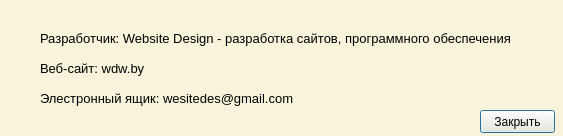
Qt form untitled/about.ui (Constantine1991/wall) before a commit.
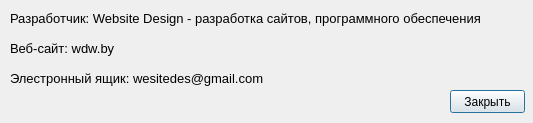
The same form after that commit. Icons and pictures are not drawn.

```diff
--- a/untitled/about.ui
+++ b/untitled/about.ui
@@ -6,437 +6,66 @@
    <rect>
     <x>0</x>
     <y>0</y>
-    <width>563</width>
-    <height>136</height>
+    <width>533</width>
+    <height>123</height>
    </rect>
   </property>
-  <property name="palette">
-   <palette>
-    <active>
-     <colorrole role="WindowText">
-      <brush brushstyle="SolidPattern">
-       <color alpha="255">
-        <red>0</red>
-        <green>0</green>
-        <blue>0</blue>
-       </color>
-      </brush>
-     </colorrole>
-     <colorrole role="Button">
-      <brush brushstyle="SolidPattern">
-       <color alpha="255">
-        <red>248</red>
-        <green>244</green>
-        <blue>219</blue>
-       </color>
-      </brush>
-     </colorrole>
-     <colorrole role="Light">
-      <brush brushstyle="SolidPattern">
-       <color alpha="255">
-        <red>255</red>
-        <green>255</green>
-        <blue>255</blue>
-       </color>
-      </brush>
-     </colorrole>
-     <colorrole role="Midlight">
-      <brush brushstyle="SolidPattern">
-       <color alpha="255">
-        <red>251</red>
-        <green>249</green>
-        <blue>237</blue>
-       </color>
-      </brush>
-     </colorrole>
-     <colorrole role="Dark">
-      <brush brushstyle="SolidPattern">
-       <color alpha="255">
-        <red>124</red>
-        <green>122</green>
-        <blue>109</blue>
-       </color>
-      </brush>
-     </colorrole>
-     <colorrole role="Mid">
-      <brush brushstyle="SolidPattern">
-       <color alpha="255">
-        <red>165</red>
-        <green>163</green>
-        <blue>146</blue>
-       </color>
-      </brush>
-     </colorrole>
-     <colorrole role="Text">
-      <brush brushstyle="SolidPattern">
-       <color alpha="255">
-        <red>0</red>
-        <green>0</green>
-        <blue>0</blue>
-       </color>
-      </brush>
-     </colorrole>
-     <colorrole role="BrightText">
-      <brush brushstyle="SolidPattern">
-       <color alpha="255">
-        <red>255</red>
-        <green>255</green>
-        <blue>255</blue>
-       </color>
-      </brush>
-     </colorrole>
-     <colorrole role="ButtonText">
-      <brush brushstyle="SolidPattern">
-       <color alpha="255">
-        <red>0</red>
-        <green>0</green>
-        <blue>0</blue>
-       </color>
-      </brush>
-     </colorrole>
-     <colorrole role="Base">
-      <brush brushstyle="SolidPattern">
-       <color alpha="255">
-        <red>255</red>
-        <green>255</green>
-        <blue>255</blue>
-       </color>
-      </brush>
-     </colorrole>
-     <colorrole role="Window">
-      <brush brushstyle="SolidPattern">
-       <color alpha="255">
-        <red>248</red>
-        <green>244</green>
-        <blue>219</blue>
-       </color>
-      </brush>
-     </colorrole>
-     <colorrole role="Shadow">
-      <brush brushstyle="SolidPattern">
-       <color alpha="255">
-        <red>0</red>
-        <green>0</green>
-        <blue>0</blue>
-       </color>
-      </brush>
-     </colorrole>
-     <colorrole role="AlternateBase">
-      <brush brushstyle="SolidPattern">
-       <color alpha="255">
-        <red>251</red>
-        <green>249</green>
-        <blue>237</blue>
-       </color>
-      </brush>
-     </colorrole>
-     <colorrole role="ToolTipBase">
-      <brush brushstyle="SolidPattern">
-       <color alpha="255">
-        <red>255</red>
-        <green>255</green>
-        <blue>220</blue>
-       </color>
-      </brush>
-     </colorrole>
-     <colorrole role="ToolTipText">
-      <brush brushstyle="SolidPattern">
-       <color alpha="255">
-        <red>0</red>
-        <green>0</green>
-        <blue>0</blue>
-       </color>
-      </brush>
-     </colorrole>
-    </active>
-    <inactive>
-     <colorrole role="WindowText">
-      <brush brushstyle="SolidPattern">
-       <color alpha="255">
-        <red>0</red>
-        <green>0</green>
-        <blue>0</blue>
-       </color>
-      </brush>
-     </colorrole>
-     <colorrole role="Button">
-      <brush brushstyle="SolidPattern">
-       <color alpha="255">
-        <red>248</red>
-        <green>244</green>
-        <blue>219</blue>
-       </color>
-      </brush>
-     </colorrole>
-     <colorrole role="Light">
-      <brush brushstyle="SolidPattern">
-       <color alpha="255">
-        <red>255</red>
-        <green>255</green>
-        <blue>255</blue>
-       </color>
-      </brush>
-     </colorrole>
-     <colorrole role="Midlight">
-      <brush brushstyle="SolidPattern">
-       <color alpha="255">
-        <red>251</red>
-        <green>249</green>
-        <blue>237</blue>
-       </color>
-      </brush>
-     </colorrole>
-     <colorrole role="Dark">
-      <brush brushstyle="SolidPattern">
-       <color alpha="255">
-        <red>124</red>
-        <green>122</green>
-        <blue>109</blue>
-       </color>
-      </brush>
-     </colorrole>
-     <colorrole role="Mid">
-      <brush brushstyle="SolidPattern">
-       <color alpha="255">
-        <red>165</red>
-        <green>163</green>
-        <blue>146</blue>
-       </color>
-      </brush>
-     </colorrole>
-     <colorrole role="Text">
-      <brush brushstyle="SolidPattern">
-       <color alpha="255">
-        <red>0</red>
-        <green>0</green>
-        <blue>0</blue>
-       </color>
-      </brush>
-     </colorrole>
-     <colorrole role="BrightText">
-      <brush brushstyle="SolidPattern">
-       <color alpha="255">
-        <red>255</red>
-        <green>255</green>
-        <blue>255</blue>
-       </color>
-      </brush>
-     </colorrole>
-     <colorrole role="ButtonText">
-      <brush brushstyle="SolidPattern">
-       <color alpha="255">
-        <red>0</red>
-        <green>0</green>
-        <blue>0</blue>
-       </color>
-      </brush>
-     </colorrole>
-     <colorrole role="Base">
-      <brush brushstyle="SolidPattern">
-       <color alpha="255">
-        <red>255</red>
-        <green>255</green>
-        <blue>255</blue>
-       </color>
-      </brush>
-     </colorrole>
-     <colorrole role="Window">
-      <brush brushstyle="SolidPattern">
-       <color alpha="255">
-        <red>248</red>
-        <green>244</green>
-        <blue>219</blue>
-       </color>
-      </brush>
-     </colorrole>
-     <colorrole role="Shadow">
-      <brush brushstyle="SolidPattern">
-       <color alpha="255">
-        <red>0</red>
-        <green>0</green>
-        <blue>0</blue>
-       </color>
-      </brush>
-     </colorrole>
-     <colorrole role="AlternateBase">
-      <brush brushstyle="SolidPattern">
-       <color alpha="255">
-        <red>251</red>
-        <green>249</green>
-        <blue>237</blue>
-       </color>
-      </brush>
-     </colorrole>
-     <colorrole role="ToolTipBase">
-      <brush brushstyle="SolidPattern">
-       <color alpha="255">
-        <red>255</red>
-        <green>255</green>
-        <blue>220</blue>
-       </color>
-      </brush>
-     </colorrole>
-     <colorrole role="ToolTipText">
-      <brush brushstyle="SolidPattern">
-       <color alpha="255">
-        <red>0</red>
-        <green>0</green>
-        <blue>0</blue>
-       </color>
-      </brush>
-     </colorrole>
-    </inactive>
-    <disabled>
-     <colorrole role="WindowText">
-      <brush brushstyle="SolidPattern">
-       <color alpha="255">
-        <red>124</red>
-        <green>122</green>
-        <blue>109</blue>
-       </color>
-      </brush>
-     </colorrole>
-     <colorrole role="Button">
-      <brush brushstyle="SolidPattern">
-       <color alpha="255">
-        <red>248</red>
-        <green>244</green>
-        <blue>219</blue>
-       </color>
-      </brush>
-     </colorrole>
-     <colorrole role="Light">
-      <brush brushstyle="SolidPattern">
-       <color alpha="255">
-        <red>255</red>
-        <green>255</green>
-        <blue>255</blue>
-       </color>
-      </brush>
-     </colorrole>
-     <colorrole role="Midlight">
-      <brush brushstyle="SolidPattern">
-       <color alpha="255">
-        <red>251</red>
-        <green>249</green>
-        <blue>237</blue>
-       </color>
-      </brush>
-     </colorrole>
-     <colorrole role="Dark">
-      <brush brushstyle="SolidPattern">
-       <color alpha="255">
-        <red>124</red>
-        <green>122</green>
-        <blue>109</blue>
-       </color>
-      </brush>
-     </colorrole>
-     <colorrole role="Mid">
-      <brush brushstyle="SolidPattern">
-       <color alpha="255">
-        <red>165</red>
-        <green>163</green>
-        <blue>146</blue>
-       </color>
-      </brush>
-     </colorrole>
-     <colorrole role="Text">
-      <brush brushstyle="SolidPattern">
-       <color alpha="255">
-        <red>124</red>
-        <green>122</green>
-        <blue>109</blue>
-       </color>
-      </brush>
-     </colorrole>
-     <colorrole role="BrightText">
-      <brush brushstyle="SolidPattern">
-       <color alpha="255">
-        <red>255</red>
-        <green>255</green>
-        <blue>255</blue>
-       </color>
-      </brush>
-     </colorrole>
-     <colorrole role="ButtonText">
-      <brush brushstyle="SolidPattern">
-       <color alpha="255">
-        <red>124</red>
-        <green>122</green>
-        <blue>109</blue>
-       </color>
-      </brush>
-     </colorrole>
-     <colorrole role="Base">
-      <brush brushstyle="SolidPattern">
-       <color alpha="255">
-        <red>248</red>
-        <green>244</green>
-        <blue>219</blue>
-       </color>
-      </brush>
-     </colorrole>
-     <colorrole role="Window">
-      <brush brushstyle="SolidPattern">
-       <color alpha="255">
-        <red>248</red>
-        <green>244</green>
-        <blue>219</blue>
-       </color>
-      </brush>
-     </colorrole>
-     <colorrole role="Shadow">
-      <brush brushstyle="SolidPattern">
-       <color alpha="255">
-        <red>0</red>
-        <green>0</green>
-        <blue>0</blue>
-       </color>
-      </brush>
-     </colorrole>
-     <colorrole role="AlternateBase">
-      <brush brushstyle="SolidPattern">
-       <color alpha="255">
-        <red>248</red>
-        <green>244</green>
-        <blue>219</blue>
-       </color>
-      </brush>
-     </colorrole>
-     <colorrole role="ToolTipBase">
-      <brush brushstyle="SolidPattern">
-       <color alpha="255">
-        <red>255</red>
-        <green>255</green>
-        <blue>220</blue>
-       </color>
-      </brush>
-     </colorrole>
-     <colorrole role="ToolTipText">
-      <brush brushstyle="SolidPattern">
-       <color alpha="255">
-        <red>0</red>
-        <green>0</green>
-        <blue>0</blue>
-       </color>
-      </brush>
-     </colorrole>
-    </disabled>
-   </palette>
+  <property name="minimumSize">
+   <size>
+    <width>533</width>
+    <height>123</height>
+   </size>
+  </property>
+  <property name="maximumSize">
+   <size>
+    <width>533</width>
+    <height>123</height>
+   </size>
   </property>
   <property name="windowTitle">
    <string>О программе</string>
   </property>
-  <property name="windowIcon">
-   <iconset resource="res.qrc">
-    <normaloff>:/new/prefix1/1</normaloff>:/new/prefix1/1</iconset>
-  </property>
+  <widget class="QLabel" name="label_3">
+   <property name="geometry">
+    <rect>
+     <x>10</x>
+     <y>70</y>
+     <width>471</width>
+     <height>16</height>
+    </rect>
+   </property>
+   <property name="font">
+    <font>
+     <pointsize>10</pointsize>
+    </font>
+   </property>
+   <property name="text">
+    <string>Элестронный ящик: wesitedes@gmail.com</string>
+   </property>
+  </widget>
+  <widget class="QLabel" name="label">
+   <property name="geometry">
+    <rect>
+     <x>10</x>
+     <y>10</y>
+     <width>471</width>
+     <height>16</height>
+    </rect>
+   </property>
+   <property name="font">
+    <font>
+     <pointsize>10</pointsize>
+    </font>
+   </property>
+   <property name="text">
+    <string>Разработчик: Website Design - разработка сайтов, программного обеспечения</string>
+   </property>
+  </widget>
   <widget class="QPushButton" name="pushButton">
    <property name="geometry">
     <rect>
-     <x>480</x>
-     <y>110</y>
+     <x>450</x>
+     <y>90</y>
      <width>75</width>
      <height>23</height>
     </rect>
@@ -445,29 +74,11 @@
     <string>Закрыть</string>
    </property>
   </widget>
-  <widget class="QLabel" name="label">
-   <property name="geometry">
-    <rect>
-     <x>40</x>
-     <y>30</y>
-     <width>471</width>
-     <height>16</height>
-    </rect>
-   </property>
-   <property name="font">
-    <font>
-     <pointsize>10</pointsize>
-    </font>
-   </property>
-   <property name="text">
-    <string>Разработчик: Website Design - разработка сайтов, программного обеспечения</string>
-   </property>
-  </widget>
   <widget class="QLabel" name="label_2">
    <property name="geometry">
     <rect>
-     <x>40</x>
-     <y>60</y>
+     <x>10</x>
+     <y>40</y>
      <width>471</width>
      <height>16</height>
     </rect>
@@ -481,24 +92,6 @@
     <string>Веб-сайт: wdw.by</string>
    </property>
   </widget>
-  <widget class="QLabel" name="label_3">
-   <property name="geometry">
-    <rect>
-     <x>40</x>
-     <y>90</y>
-     <width>471</width>
-     <height>16</height>
-    </rect>
-   </property>
-   <property name="font">
-    <font>
-     <pointsize>10</pointsize>
-    </font>
-   </property>
-   <property name="text">
-    <string>Элестронный ящик: wesitedes@gmail.com</string>
-   </property>
-  </widget>
  </widget>
  <resources>
   <include location="res.qrc"/>
```
Left out of the diff: 4 changed lines with no effect on the pictures.
